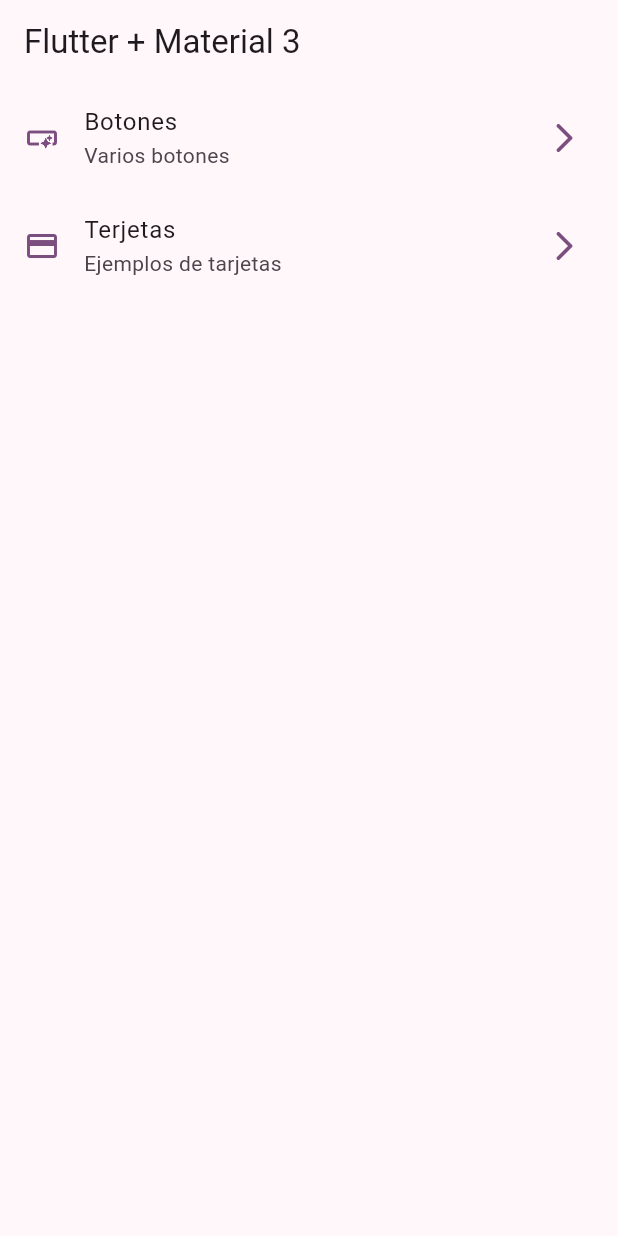
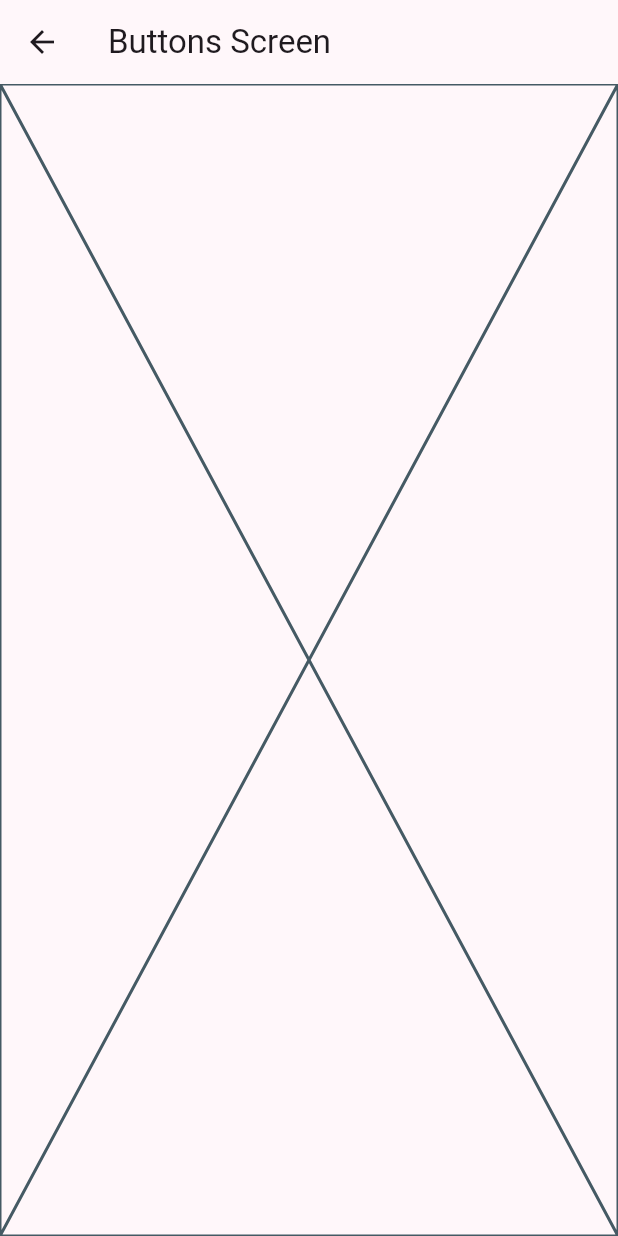
Before and after one commit to paulG1505/flutter_widgets_examples, a Flutter app: the screen it shows after launch, after a tap on "Botones", on a phone screen of 412 x 824 dp. Run offline on Flutter 3.47's test engine with Material 2 defaults, Android fonts, the phone set to English and light mode, and no system bars.

Commit message:
Navegacion basica sin paquetes adicionales

```diff
--- a/lib/config/menu/menu_items.dart
+++ b/lib/config/menu/menu_items.dart
@@ -20,8 +20,8 @@ const appMenuItems = <MenuItem>[
       link: '/buttons',
       icon: Icons.smart_button_outlined),
   MenuItem(
-      title: 'Terjetas',
+      title: 'Tarjetas',
       subtitle: 'Ejemplos de tarjetas',
-      link: '/card',
+      link: '/cards',
       icon: Icons.credit_card)
 ];
--- a/lib/main.dart
+++ b/lib/main.dart
@@ -1,5 +1,7 @@
 import 'package:flutter/material.dart';
 import 'package:widgets_app/config/theme/app_theme.dart';
+import 'package:widgets_app/presentation/screens/buttons/buttons_screen.dart';
+import 'package:widgets_app/presentation/screens/cards/cards_screen.dart';
 import 'package:widgets_app/presentation/screens/home/home_screen.dart';
 
 void main() {
@@ -12,8 +14,13 @@ class MainApp extends StatelessWidget {
   @override
   Widget build(BuildContext context) {
     return MaterialApp(
-        debugShowCheckedModeBanner: false,
-        theme: AppTheme(selectedColor: 4).getTheme(),
-        home: const HomeScreen());
+      debugShowCheckedModeBanner: false,
+      theme: AppTheme(selectedColor: 4).getTheme(),
+      home: const HomeScreen(),
+      routes: {
+        '/buttons': (context) => const ButtonsScreen(),
+        '/cards': (context) => const CardsScreen(),
+      },
+    );
   }
 }
--- /dev/null
+++ b/lib/presentation/screens/buttons/buttons_screen.dart
@@ -0,0 +1,14 @@
+import 'package:flutter/material.dart';
+class ButtonsScreen extends StatelessWidget {
+  const ButtonsScreen({super.key});
+
+  @override
+  Widget build(BuildContext context) {
+    return Scaffold(
+      appBar: AppBar(
+        title: const Text('Buttons Screen'),
+      ),
+      body: const Placeholder(),
+    );
+  }
+}
--- a/lib/presentation/screens/home/home_screen.dart
+++ b/lib/presentation/screens/home/home_screen.dart
@@ -1,5 +1,6 @@
 import 'package:flutter/material.dart';
 import 'package:widgets_app/config/menu/menu_items.dart';
+import 'package:widgets_app/presentation/screens/cards/cards_screen.dart';
 
 class HomeScreen extends StatelessWidget {
   const HomeScreen({super.key});
@@ -46,7 +47,14 @@ class _CustomListTile extends StatelessWidget {
       subtitle: Text(menuItem.subtitle),
       trailing: Icon(Icons.arrow_forward_ios_rounded, color: colors.primary),
       onTap: () {
-        //Todo navegar a otra pantalla
+        //UNA MANERA DE USAR NAVEGACION
+        // Navigator.of(context).push(
+        //   MaterialPageRoute(
+        //     builder: (context) => const CardsScreen(),
+        //   ),
+        // );
+        Navigator.pushNamed(
+            context, menuItem.link); //asi llamo a las rutas creadas en main
       },
     );
   }
```
Also changed, not shown: lib/presentation/screens/cards/cards_screen.dart (added, +14 -0 lines).
